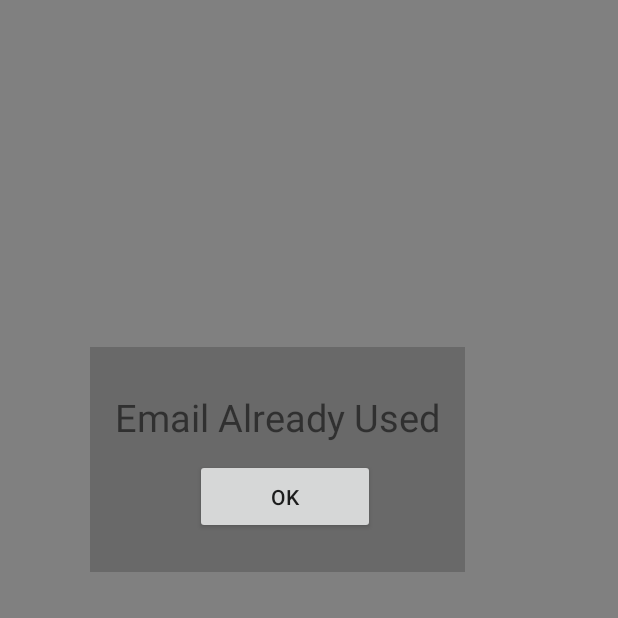
After one commit to chang352/Lets-Eat, an Android app: the EmailAlreadyUsedPopupActivity screen opened directly, with no data from a screen before it, on a phone screen of 412 x 824 dp, the top half of it. The commit adds this screen. Run offline under Robolectric (Android 15) with nearby library versions, the phone set to English and light mode, and no system bars; 1 statement that could not run was skipped.

Commit message:
modified popup activities

```diff
--- /dev/null
+++ b/Lets-Eat- copy/app/src/main/java/cs307spring17team26/lets_eat_/EmailAlreadyUsedPopupActivity.java
@@ -0,0 +1,172 @@
+package cs307spring17team26.lets_eat_;
+
+import android.annotation.SuppressLint;
+import android.support.v7.app.ActionBar;
+import android.support.v7.app.AppCompatActivity;
+import android.os.Bundle;
+import android.os.Handler;
+import android.view.MotionEvent;
+import android.view.View;
+import android.widget.Button;
+
+/**
+ * An example full-screen activity that shows and hides the system UI (i.e.
+ * status bar and navigation/system bar) with user interaction.
+ */
+public class EmailAlreadyUsedPopupActivity extends AppCompatActivity {
+    /**
+     * Whether or not the system UI should be auto-hidden after
+     * {@link #AUTO_HIDE_DELAY_MILLIS} milliseconds.
+     */
+    private static final boolean AUTO_HIDE = true;
+
+    /**
+     * If {@link #AUTO_HIDE} is set, the number of milliseconds to wait after
+     * user interaction before hiding the system UI.
+     */
+    private static final int AUTO_HIDE_DELAY_MILLIS = 3000;
+
+    /**
+     * Some older devices needs a small delay between UI widget updates
+     * and a change of the status and navigation bar.
+     */
+    private static final int UI_ANIMATION_DELAY = 300;
+    private final Handler mHideHandler = new Handler();
+    private View mContentView;
+    private final Runnable mHidePart2Runnable = new Runnable() {
+        @SuppressLint("InlinedApi")
+        @Override
+        public void run() {
+            // Delayed removal of status and navigation bar
+
+            // Note that some of these constants are new as of API 16 (Jelly Bean)
+            // and API 19 (KitKat). It is safe to use them, as they are inlined
+            // at compile-time and do nothing on earlier devices.
+            mContentView.setSystemUiVisibility(View.SYSTEM_UI_FLAG_LOW_PROFILE
+                    | View.SYSTEM_UI_FLAG_FULLSCREEN
+                    | View.SYSTEM_UI_FLAG_LAYOUT_STABLE
+                    | View.SYSTEM_UI_FLAG_IMMERSIVE_STICKY
+                    | View.SYSTEM_UI_FLAG_LAYOUT_HIDE_NAVIGATION
+                    | View.SYSTEM_UI_FLAG_HIDE_NAVIGATION);
+        }
+    };
+    private View mControlsView;
+    private final Runnable mShowPart2Runnable = new Runnable() {
+        @Override
+        public void run() {
+            // Delayed display of UI elements
+            ActionBar actionBar = getSupportActionBar();
+            if (actionBar != null) {
+                actionBar.show();
+            }
+            mControlsView.setVisibility(View.VISIBLE);
+        }
+    };
+    private boolean mVisible;
+    private final Runnable mHideRunnable = new Runnable() {
+        @Override
+        public void run() {
+            hide();
+        }
+    };
+    /**
+     * Touch listener to use for in-layout UI controls to delay hiding the
+     * system UI. This is to prevent the jarring behavior of controls going away
+     * while interacting with activity UI.
+     */
+    private final View.OnTouchListener mDelayHideTouchListener = new View.OnTouchListener() {
+        @Override
+        public boolean onTouch(View view, MotionEvent motionEvent) {
+            if (AUTO_HIDE) {
+                delayedHide(AUTO_HIDE_DELAY_MILLIS);
+            }
+            return false;
+        }
+    };
+
+    @Override
+    protected void onCreate(Bundle savedInstanceState) {
+        super.onCreate(savedInstanceState);
+
+        setContentView(R.layout.activity_email_already_used_popup);
+
+        Button showPopUpButton = (Button) findViewById(R.id.button);
+        showPopUpButton.setOnClickListener(new View.OnClickListener() {
+            @Override
+            public void onClick(View v) {
+                finish();
+            }
+        });
+
+        mVisible = true;
+        mControlsView = findViewById(R.id.fullscreen_content_controls);
+        mContentView = findViewById(R.id.fullscreen_content);
+
+
+        // Set up the user interaction to manually show or hide the system UI.
+        mContentView.setOnClickListener(new View.OnClickListener() {
+            @Override
+            public void onClick(View view) {
+                toggle();
+            }
+        });
+
+        // Upon interacting with UI controls, delay any scheduled hide()
+        // operations to prevent the jarring behavior of controls going away
+        // while interacting with the UI.
+        findViewById(R.id.dummy_button).setOnTouchListener(mDelayHideTouchListener);
+    }
+
+    @Override
+    protected void onPostCreate(Bundle savedInstanceState) {
+        super.onPostCreate(savedInstanceState);
+
+        // Trigger the initial hide() shortly after the activity has been
+        // created, to briefly hint to the user that UI controls
+        // are available.
+        delayedHide(100);
+    }
+
+    private void toggle() {
+        if (mVisible) {
+            hide();
+        } else {
+            show();
+        }
+    }
+
+    private void hide() {
+        // Hide UI first
+        ActionBar actionBar = getSupportActionBar();
+        if (actionBar != null) {
+            actionBar.hide();
+        }
+        mControlsView.setVisibility(View.GONE);
+        mVisible = false;
+
+        // Schedule a runnable to remove the status and navigation bar after a delay
+        mHideHandler.removeCallbacks(mShowPart2Runnable);
+        mHideHandler.postDelayed(mHidePart2Runnable, UI_ANIMATION_DELAY);
+    }
+
+    @SuppressLint("InlinedApi")
+    private void show() {
+        // Show the system bar
+        mContentView.setSystemUiVisibility(View.SYSTEM_UI_FLAG_LAYOUT_FULLSCREEN
+                | View.SYSTEM_UI_FLAG_LAYOUT_HIDE_NAVIGATION);
+        mVisible = true;
+
+        // Schedule a runnable to display UI elements after a delay
+        mHideHandler.removeCallbacks(mHidePart2Runnable);
+        mHideHandler.postDelayed(mShowPart2Runnable, UI_ANIMATION_DELAY);
+    }
+
+    /**
+     * Schedules a call to hide() in [delay] milliseconds, canceling any
+     * previously scheduled calls.
+     */
+    private void delayedHide(int delayMillis) {
+        mHideHandler.removeCallbacks(mHideRunnable);
+        mHideHandler.postDelayed(mHideRunnable, delayMillis);
+    }
+}
--- /dev/null
+++ b/Lets-Eat- copy/app/src/main/res/layout/activity_email_already_used_popup.xml
@@ -0,0 +1,64 @@
+<FrameLayout xmlns:android="http://schemas.android.com/apk/res/android"
+    xmlns:tools="http://schemas.android.com/tools"
+    android:layout_width="match_parent"
+    android:layout_height="match_parent"
+    android:background="#0099cc"
+    tools:context="cs307spring17team26.lets_eat_.EmailAlreadyUsedPopupActivity">
+
+    <!-- The primary full-screen view. This can be replaced with whatever view
+         is needed to present your content, e.g. VideoView, SurfaceView,
+         TextureView, etc. -->
+    <TextView
+        android:id="@+id/fullscreen_content"
+        android:layout_width="match_parent"
+        android:layout_height="match_parent"
+        android:gravity="center"
+        android:keepScreenOn="true"
+        android:text="@string/dummy_content"
+        android:textColor="#33b5e5"
+        android:textSize="50sp"
+        android:textStyle="bold" />
+
+    <!-- This FrameLayout insets its children based on system windows using
+         android:fitsSystemWindows. -->
+    <FrameLayout
+        android:layout_width="match_parent"
+        android:layout_height="match_parent"
+        android:fitsSystemWindows="true"
+        android:background="#808080">
+
+        <LinearLayout
+            android:id="@+id/fullscreen_content_controls"
+            style="?metaButtonBarStyle"
+            android:layout_width="match_parent"
+            android:layout_height="wrap_content"
+            android:layout_gravity="bottom|center_horizontal"
+            android:background="@color/black_overlay"
+            android:orientation="horizontal"
+            tools:ignore="UselessParent">
+
+        </LinearLayout>
+
+        <TextView
+            android:text="\nEmail Already Used"
+            android:id="@+id/textView"
+            android:background="#696969"
+            android:layout_height="150dp"
+            android:layout_width="250dp"
+            android:layout_marginLeft="60dp"
+            android:layout_marginRight="65dp"
+            android:layout_marginTop="175dp"
+            android:textSize="25sp"
+            android:gravity="center_horizontal" />
+
+        <Button
+            android:text="OK"
+            android:layout_height="50dp"
+            android:id="@+id/button"
+            android:layout_marginLeft="130dp"
+            android:layout_marginTop="250dp"
+            android:layout_width="120dp"
+            android:elevation="20dp" />
+    </FrameLayout>
+
+</FrameLayout>
--- a/Lets-Eat- copy/app/src/main/res/values/strings.xml
+++ b/Lets-Eat- copy/app/src/main/res/values/strings.xml
@@ -30,4 +30,6 @@
     <string name="action_settings">Settings</string>
     <string name="section_format">Hello World from section: %1$d</string>
     <string name="title_activity_application">ApplicationActivity</string>
+
+    <string name="title_activity_email_already_used_popup">EmailAlreadyUsedPopupActivity</string>
 </resources>
```
Also changed, not shown: Lets-Eat- copy/app/src/main/AndroidManifest.xml (+10 -7 lines), Lets-Eat- copy/app/src/main/java/cs307spring17team26/lets_eat_/AccountCreationActivity.java (+9 -0 lines), Lets-Eat- copy/app/src/main/java/cs307spring17team26/lets_eat_/ApplicationActivity.java (+10 -0 lines), Lets-Eat- copy/app/src/main/res/layout/tab_profile.xml (+10 -10 lines).
